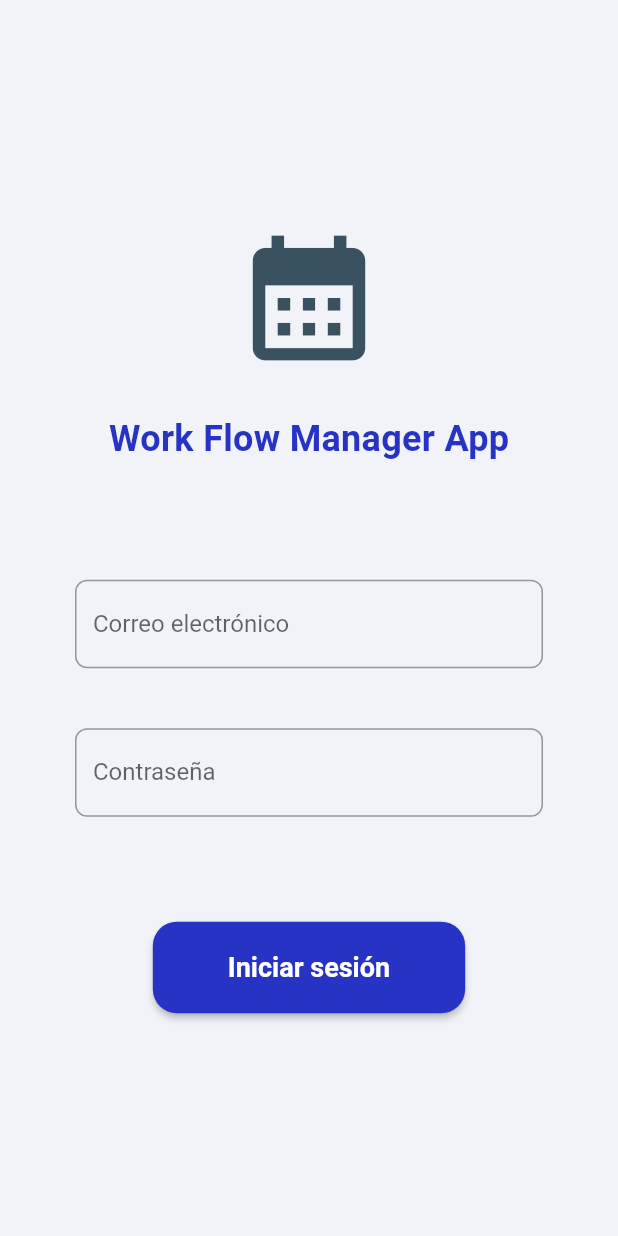
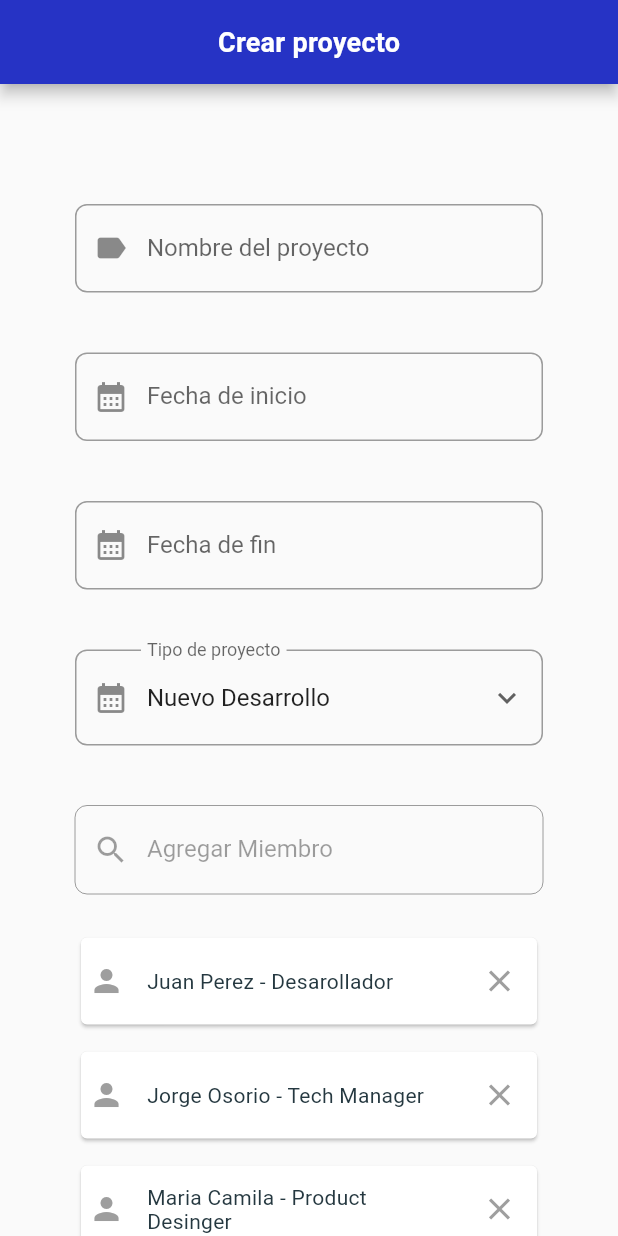
Before and after one commit to GreyHat147/work-flow-manager, a Flutter app: the screen it shows after launch, on a phone screen of 412 x 824 dp. Run offline on Flutter 3.47's test engine with Material 2 defaults, Android fonts, the phone set to English and light mode, and no system bars; our stand-ins replace firebase_auth, firebase_core; accounts and stored records are empty.

Commit message:
make create project view

```diff
--- a/lib/main.dart
+++ b/lib/main.dart
@@ -3,6 +3,7 @@ import 'package:flutter/material.dart';
 import 'package:firebase_core/firebase_core.dart';
 import 'package:flutter/services.dart';
 import 'package:work_flow_manager/app_theme.dart';
+import 'package:work_flow_manager/view/project/create_project_view.dart';
 import 'package:work_flow_manager/view/view.dart';
 import 'firebase_options.dart';
 
@@ -29,7 +30,7 @@ class WorkFlowManagerApp extends StatelessWidget {
         textTheme: AppTheme.textTheme,
         platform: TargetPlatform.iOS,
       ),
-      home: LoginView(),
+      home: CreateProjectView(),
     );
   }
 }
--- /dev/null
+++ b/lib/view/project/create_project_view.dart
@@ -0,0 +1,161 @@
+import 'package:flutter/material.dart';
+import 'package:work_flow_manager/app_theme.dart';
+import 'package:work_flow_manager/view/widgets/widgets.dart';
+
+List<String> proyectTypes = [
+  'Nuevo Desarrollo',
+  'Mantenimiento',
+];
+
+/* List<Map<String, dynamic>> members = [
+  {'name': 'Juan Perez', 'type': 'Desarollador'},
+  {'name': 'Jorge Osorio', 'type': 'Tech Manager'},
+  {'name': 'Maria Camila', 'type': 'Product Desinger'},
+  {'name': 'Sam Perez', 'type': 'Product Owner'},
+]; */
+
+List<String> members = [
+  'Juan Perez - Desarollador',
+  'Jorge Osorio - Tech Manager',
+  'Maria Camila - Product Desinger',
+  'Sam Perez - Product Owner',
+];
+
+class CreateProjectView extends StatefulWidget {
+  const CreateProjectView({super.key});
+
+  @override
+  State<CreateProjectView> createState() => _CreateProjectViewState();
+}
+
+class _CreateProjectViewState extends State<CreateProjectView> {
+  String proyectType = 'Nuevo Desarrollo';
+  final TextEditingController nameController = TextEditingController();
+  final TextEditingController startDateController = TextEditingController();
+  final TextEditingController endDateController = TextEditingController();
+  final TextEditingController searchMemberController = TextEditingController();
+
+  @override
+  Widget build(BuildContext context) {
+    return Scaffold(
+      appBar: AppBar(
+        backgroundColor: AppTheme.nearlyDarkBlue,
+        title: const Text(
+          'Crear proyecto',
+          style: TextStyle(fontSize: 18),
+        ),
+      ),
+      body: SingleChildScrollView(
+        child: Padding(
+          padding: const EdgeInsets.all(50),
+          child: Form(
+            child: Column(
+              crossAxisAlignment: CrossAxisAlignment.center,
+              children: [
+                const SizedBox(height: 30),
+                CustomTextField(
+                  labelText: 'Nombre del proyecto',
+                  controller: nameController,
+                  keyboardType: TextInputType.text,
+                  prefixIcon: const Icon(Icons.label),
+                ),
+                const SizedBox(height: 40),
+                CustomTextField(
+                  labelText: 'Fecha de inicio',
+                  controller: startDateController,
+                  keyboardType: TextInputType.text,
+                  prefixIcon: const Icon(Icons.calendar_month),
+                ),
+                const SizedBox(height: 40),
+                CustomTextField(
+                  labelText: 'Fecha de fin',
+                  controller: endDateController,
+                  keyboardType: TextInputType.text,
+                  prefixIcon: const Icon(Icons.calendar_month),
+                ),
+                const SizedBox(height: 40),
+                DropdownButtonFormField(
+                  decoration: const InputDecoration(
+                    prefixIcon: Icon(Icons.calendar_month),
+                    labelText: 'Tipo de proyecto',
+                    border: OutlineInputBorder(
+                      borderRadius: BorderRadius.all(Radius.circular(8.0)),
+                      borderSide: BorderSide(color: AppTheme.nearlyDarkBlue),
+                    ),
+                  ),
+                  value: proyectType,
+                  icon: const Icon(Icons.keyboard_arrow_down),
+                  items: proyectTypes.map((String items) {
+                    return DropdownMenuItem(
+                      value: items,
+                      child: Text(items),
+                    );
+                  }).toList(),
+                  onChanged: (String? newValue) {
+                    setState(() {
+                      proyectType = newValue!;
+                    });
+                  },
+                ),
+                const SizedBox(height: 40),
+                CustomTextField(
+                  labelText: 'Agregar Miembro',
+                  controller: searchMemberController,
+                  keyboardType: TextInputType.text,
+                  prefixIcon: const Icon(Icons.search),
+                  enabled: false,
+                ),
+                const SizedBox(height: 20),
+                ...members
+                    .map(
+                      (member) => Container(
+                        margin: const EdgeInsets.symmetric(vertical: 5),
+                        child: Card(
+                          child: Padding(
+                            padding: const EdgeInsets.all(5.0),
+                            child: Row(
+                              mainAxisSize: MainAxisSize.max,
+                              children: [
+                                const Icon(
+                                  Icons.person,
+                                  color: Colors.grey,
+                                ),
+                                const SizedBox(width: 15),
+                                Expanded(
+                                  child: Text(member),
+                                ),
+                                const SizedBox(width: 15),
+                                IconButton(
+                                  alignment: Alignment.centerRight,
+                                  onPressed: () {},
+                                  icon: const Icon(
+                                    Icons.close,
+                                    color: Colors.grey,
+                                  ),
+                                ),
+                              ],
+                            ),
+                          ),
+                        ),
+                      ),
+                    )
+                    .toList(),
+                const Divider(),
+                const SizedBox(height: 40),
+                CustomButton(
+                  child: const Text(
+                    'Crear',
+                    style: TextStyle(fontSize: 18, fontWeight: FontWeight.bold),
+                  ),
+                  onPressed: () {
+                    print('Creando Proyecto');
+                  },
+                )
+              ],
+            ),
+          ),
+        ),
+      ),
+    );
+  }
+}
--- /dev/null
+++ b/lib/view/widgets/custom_button.dart
@@ -0,0 +1,30 @@
+import 'package:flutter/material.dart';
+import 'package:work_flow_manager/app_theme.dart';
+
+class CustomButton extends StatelessWidget {
+  const CustomButton({
+    super.key,
+    required this.child,
+    required this.onPressed,
+  });
+
+  final Widget child;
+  final VoidCallback onPressed;
+
+  @override
+  Widget build(BuildContext context) {
+    return ElevatedButton(
+      style: ElevatedButton.styleFrom(
+        minimumSize: const Size.fromHeight(40),
+        shape: RoundedRectangleBorder(
+          // Change your radius here
+          borderRadius: BorderRadius.circular(16),
+        ),
+        backgroundColor: AppTheme.nearlyDarkBlue,
+        padding: const EdgeInsets.symmetric(horizontal: 50, vertical: 20),
+      ),
+      onPressed: onPressed,
+      child: child,
+    );
+  }
+}
--- a/lib/view/widgets/custom_text_field.dart
+++ b/lib/view/widgets/custom_text_field.dart
@@ -8,12 +8,16 @@ class CustomTextField extends StatelessWidget {
     required this.controller,
     required this.keyboardType,
     this.obscureText = false,
+    this.prefixIcon,
+    this.enabled = true,
   });
 
   final String labelText;
   final TextEditingController controller;
   final TextInputType keyboardType;
   final bool obscureText;
+  final Icon? prefixIcon;
+  final bool enabled;
 
   @override
   Widget build(BuildContext context) {
@@ -21,6 +25,8 @@ class CustomTextField extends StatelessWidget {
       obscureText: obscureText,
       keyboardType: keyboardType,
       decoration: InputDecoration(
+        enabled: enabled,
+        prefixIcon: prefixIcon,
         labelText: labelText,
         focusedBorder: const OutlineInputBorder(
           borderRadius: BorderRadius.all(Radius.circular(8.0)),
--- a/lib/view/widgets/widgets.dart
+++ b/lib/view/widgets/widgets.dart
@@ -1 +1,2 @@
 export './custom_text_field.dart';
+export './custom_button.dart';
```
